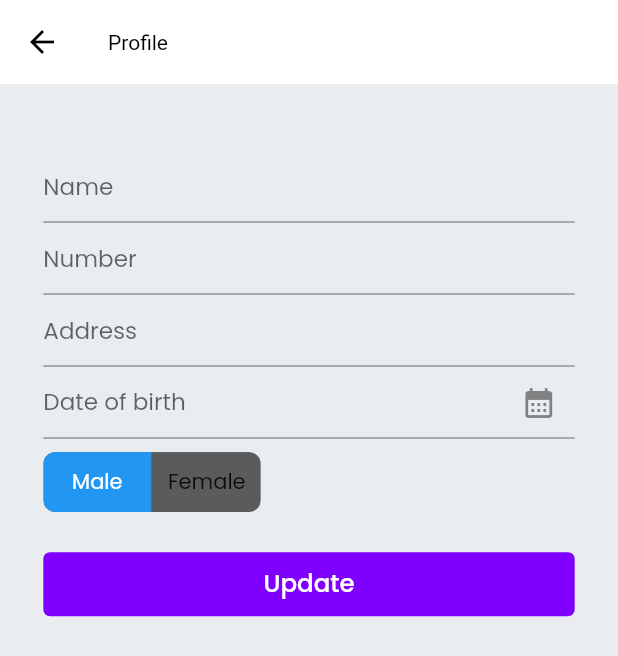
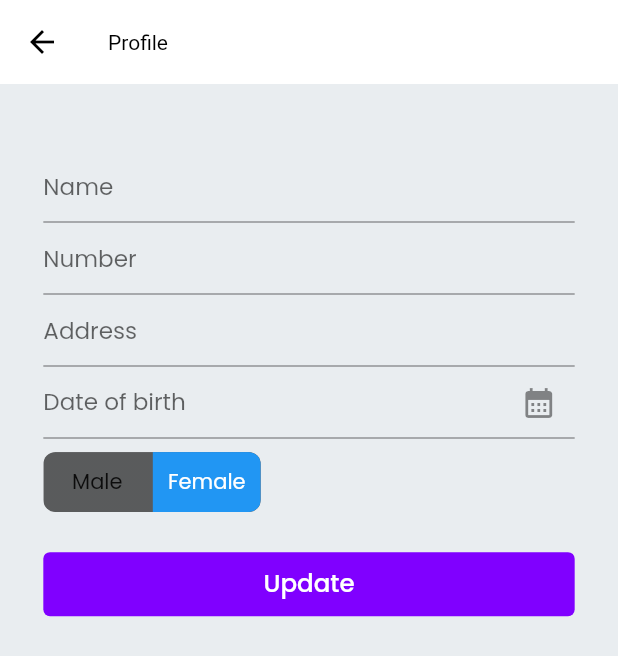
Before and after one commit to irfan701/TourApp, a Flutter app: the UserProfileScreen screen opened by its route, on a phone screen of 412 x 824 dp. Shown: the top 656 px of the screen. Run offline on Flutter 3.47's test engine with Material 2 defaults, Android fonts, the phone set to English and light mode, and no system bars; drawn by our look-alikes of toggle_switch; our stand-ins replace carousel_slider, cloud_firestore, dots_indicator, firebase_auth, firebase_core, flutter_screenutil and 5 more; missing offline and left inert: syncfusion_flutter_pdfviewer; accounts and stored records are empty.

Commit message:
Data Select in Profile Form

```diff
--- a/lib/ui/views/drawer_pages/user_profile.dart
+++ b/lib/ui/views/drawer_pages/user_profile.dart
@@ -1,10 +1,9 @@
+import 'package:cloud_firestore/cloud_firestore.dart';
+import 'package:firebase_auth/firebase_auth.dart';
 import 'package:flutter/material.dart';
 import 'package:flutter_screenutil/flutter_screenutil.dart';
 import 'package:get/get.dart';
 import 'package:toggle_switch/toggle_switch.dart';
-import 'package:tour_app/ui/route/route.dart';
-
-import '../../../const/app_color.dart';
 import '../../styles/style.dart';
 import '../../widgets/violet_btn.dart';
 
@@ -17,6 +16,7 @@ class UserProfileScreen extends StatelessWidget {
   Rx<TextEditingController> _dobController = TextEditingController().obs;
 
   Rx<DateTime> selectedDate = DateTime.now().obs;
+  var gender = 'Male';
 
   selecDate(BuildContext context) async {
     final selected = await showDatePicker(
@@ -31,34 +31,30 @@ class UserProfileScreen extends StatelessWidget {
     }
   }
 
-  @override
-  Widget build(BuildContext context) {
-    return Scaffold(
-        appBar: AppBar(
-          backgroundColor: Colors.white,
-          elevation: 0,
-          title: Text("Profile"),
-        ),
-        body: SafeArea(
-          child: Padding(
+  setUserData(data, context) {
+    _nameController.text = data['name'];
+    _phoneController.text = data['phone'].toString();
+    _addressController.text = data['address'];
+    _dobController.value.text = data['dob'];
+    gender = data['gender'];
+
+    return Padding(
       padding: EdgeInsets.only(left: 30.w, right: 30.w, top: 40.h),
-            child:
-                Column(crossAxisAlignment: CrossAxisAlignment.start, children: [
+      child: Column(crossAxisAlignment: CrossAxisAlignment.start, children: [
         SizedBox(
           height: 10.h,
         ),
-              FormField(_nameController, TextInputType.emailAddress, 'Name'),
-              FormField(_phoneController, TextInputType.emailAddress, 'Number'),
-              FormField(
-                  _addressController, TextInputType.emailAddress, 'Address'),
+        FormField(_nameController, TextInputType.name, 'Name'),
+        FormField(_phoneController, TextInputType.phone, 'Number'),
+        FormField(_addressController, TextInputType.text, 'Address'),
         Obx(
           () => TextFormField(
             controller: _dobController.value,
             readOnly: true,
             decoration: InputDecoration(
                 hintText: "Date of birth",
-                      hintStyle: TextStyle(
-                          fontSize: 16.sp, fontWeight: FontWeight.w400),
+                hintStyle:
+                    TextStyle(fontSize: 16.sp, fontWeight: FontWeight.w400),
                 suffixIcon: IconButton(
                   onPressed: () => selecDate(context),
                   icon: Icon(Icons.calendar_month),
@@ -69,10 +65,15 @@ class UserProfileScreen extends StatelessWidget {
           height: 10.h,
         ),
         ToggleSwitch(
-                initialLabelIndex: 0,
+          initialLabelIndex: gender == 'Male' ? 0 : 1,
           totalSwitches: 2,
           labels: ['Male', 'Female'],
           onToggle: (index) {
+            if (index == 0) {
+              gender = "Male";
+            } else {
+              gender = "Female";
+            }
             print('switched to: $index');
           },
         ),
@@ -81,7 +82,33 @@ class UserProfileScreen extends StatelessWidget {
         ),
         VioletBtn('Update', () {}),
       ]),
+    );
+  }
+
+  @override
+  Widget build(BuildContext context) {
+    return Scaffold(
+        appBar: AppBar(
+          backgroundColor: Colors.white,
+          elevation: 0,
+          title: Text("Profile"),
         ),
+        body: StreamBuilder(
+          stream: FirebaseFirestore.instance
+              .collection('users-form-data')
+              .doc(FirebaseAuth.instance.currentUser!.email)
+              .snapshots(),
+          builder: (context, snapshot) {
+            var data = snapshot.data;
+            if (!snapshot.hasData) {
+              return Center(child: CircularProgressIndicator());
+            }
+            if (snapshot.hasError) {
+              return Center(child: CircularProgressIndicator());
+            } else {
+              return setUserData(data, context);
+            }
+          },
         ));
   }
 }
```
Lines whose indentation alone changed are shown as unchanged.
